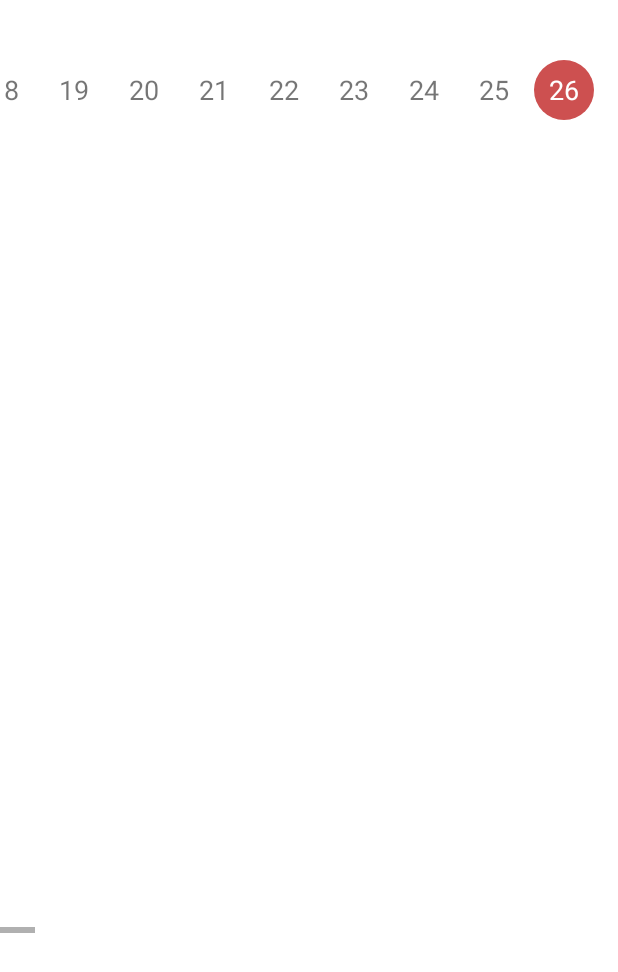
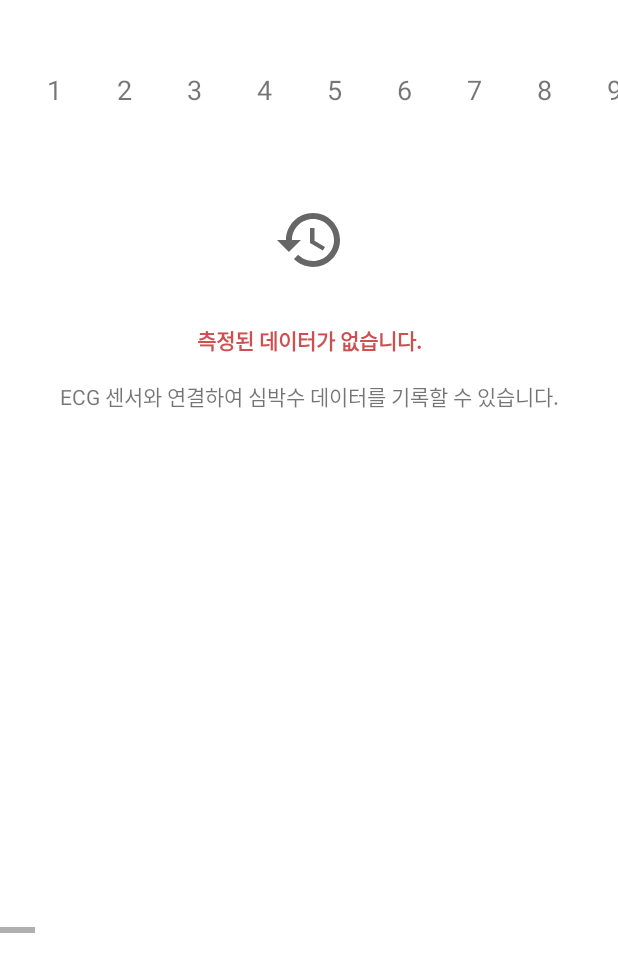
Before and after one commit to SEONGGYU96/ECGMonitorWithNRF, an Android app: the fragment BPMHistoryFragment shown on its own in the app's theme, on a phone screen of 412 x 824 dp. Shown: the top 972 px of the screen. Run offline under Robolectric (Android 15) with nearby library versions, the phone set to English and light mode, and no system bars; our stand-ins replace Dagger/Hilt's generated code, data binding; libraries missing offline, so code that uses them is left out: androidx.hilt.lifecycle; 1 statement that could not run was skipped.

Commit message:
feat: Init default history data and show data is enable by layout

```diff
--- a/app/src/main/java/com/seoultech/ecgmonitor/bpm/data/source/BPMDataSource.kt
+++ b/app/src/main/java/com/seoultech/ecgmonitor/bpm/data/source/BPMDataSource.kt
@@ -10,6 +10,11 @@ interface BPMDataSource {
         fun onDataNotAvailable()
     }
 
+    interface GetFirstDateCallback {
+        fun onFirstDateLoaded(timeInMillis: Long)
+
+        fun onDataNotAvailable()
+    }
 
     fun getRecentBPMs(timeRangeMinute: Int, callback: GetBPMCallback)
 
@@ -18,4 +23,6 @@ interface BPMDataSource {
     fun getBPMinRange(startTime: Long, endTime: Long, callback: GetBPMCallback)
 
     fun insertBPM(bpmValue: Int)
+
+    fun getFirstDate(callback: GetFirstDateCallback)
 }
--- a/app/src/main/java/com/seoultech/ecgmonitor/bpm/data/source/local/BPMDao.kt
+++ b/app/src/main/java/com/seoultech/ecgmonitor/bpm/data/source/local/BPMDao.kt
@@ -18,4 +18,7 @@ interface BPMDao {
 
     @Insert
     suspend fun insertBpm(bpm: BPM)
+
+    @Query("SELECT time FROM bpm ORDER BY time LIMIT 1")
+    suspend fun getFirstDate(): Long?
 }
--- a/app/src/main/java/com/seoultech/ecgmonitor/bpm/data/source/local/BPMLocalDataSource.kt
+++ b/app/src/main/java/com/seoultech/ecgmonitor/bpm/data/source/local/BPMLocalDataSource.kt
@@ -58,6 +58,17 @@ class BPMLocalDataSource(private val bpmDao: BPMDao) : BPMDataSource {
         }
     }
 
+    override fun getFirstDate(callback: BPMDataSource.GetFirstDateCallback) {
+        GlobalScope.launch(Dispatchers.IO) {
+            val result = bpmDao.getFirstDate()
+            if (result == null) {
+                callback.onDataNotAvailable()
+            } else {
+                callback.onFirstDateLoaded(result)
+            }
+        }
+    }
+
     private fun getNormalizedTime(): Long {
         val current = GregorianCalendar()
         val next = (current.clone() as GregorianCalendar).apply { add(Calendar.MINUTE, 1) }
--- a/app/src/main/java/com/seoultech/ecgmonitor/bpm/history/BPMHistoryFragment.kt
+++ b/app/src/main/java/com/seoultech/ecgmonitor/bpm/history/BPMHistoryFragment.kt
@@ -1,7 +1,6 @@
 package com.seoultech.ecgmonitor.bpm.history
 
 import android.os.Bundle
-import android.util.Log
 import android.view.LayoutInflater
 import android.view.View
 import android.view.ViewGroup
@@ -9,14 +8,13 @@ import androidx.fragment.app.Fragment
 import androidx.fragment.app.viewModels
 import com.seoultech.ecgmonitor.databinding.FragmentBpmHistoryBinding
 import dagger.hilt.android.AndroidEntryPoint
-import java.util.*
 
 @AndroidEntryPoint
-class BPMHistoryFragment: Fragment() {
+class BPMHistoryFragment : Fragment() {
 
-    private lateinit var binding : FragmentBpmHistoryBinding
+    private lateinit var binding: FragmentBpmHistoryBinding
 
-    private val bpmHistoryViewModel : BPMHistoryViewModel by viewModels()
+    private val bpmHistoryViewModel: BPMHistoryViewModel by viewModels()
 
     override fun onCreateView(
         inflater: LayoutInflater,
@@ -27,19 +25,58 @@ class BPMHistoryFragment: Fragment() {
             lifecycleOwner = viewLifecycleOwner
         }
 
-        bpmHistoryViewModel.bpmData.observe(viewLifecycleOwner) {
-            binding.bpmhistoryviewerBpmhistory.setBPMData(it)
+        subscribeUI()
+
+        binding.bpmdaypickerBpmhistory.setDayClickListener {
+            bpmHistoryViewModel.getBPMDataOnDate(it)
         }
-
-        binding.bpmdaypickerBpmhistory.run {
-            setStartTimeInMillis(
-                GregorianCalendar().apply { add(Calendar.MONTH, -1) }.timeInMillis)
-            setDayClickListener {
-                bpmHistoryViewModel.getBPMDataOnDate(it)
-            }
-        }
-
 
         return binding.root
     }
+
+    override fun onResume() {
+        super.onResume()
+        bpmHistoryViewModel.refresh()
+    }
+
+    private fun subscribeUI() {
+        bpmHistoryViewModel.run {
+            bpmData.observe(viewLifecycleOwner) {
+                if (it.isEmpty()) {
+                    enableUI(false)
+                } else {
+                    enableUI(true)
+                    binding.bpmhistoryviewerBpmhistory.setBPMData(it)
+                }
+            }
+            firstDate.observe(viewLifecycleOwner) {
+                if (it == -1L) {
+                    enableEntireUI(false)
+                } else if (it != null) {
+                    enableEntireUI(true)
+                    binding.bpmdaypickerBpmhistory.setStartTimeInMillis(it)
+                }
+            }
+        }
+    }
+
+    private fun enableEntireUI(isEnable: Boolean) {
+        binding.bpmdaypickerBpmhistory.visibility = getVisibility(isEnable)
+        enableUI(isEnable)
+    }
+
+    private fun enableUI(isEnable: Boolean) {
+        binding.run {
+            scrollviewBpmhistory.visibility = getVisibility(isEnable)
+            layoutBpmhistoryNodata.visibility = getVisibility(!isEnable)
+        }
+    }
+
+    private fun getVisibility(isEnable: Boolean): Int {
+        return if (isEnable) {
+            View.VISIBLE
+        } else {
+            View.GONE
+        }
+    }
 }
--- a/app/src/main/java/com/seoultech/ecgmonitor/bpm/history/BPMHistoryViewModel.kt
+++ b/app/src/main/java/com/seoultech/ecgmonitor/bpm/history/BPMHistoryViewModel.kt
@@ -1,6 +1,5 @@
 package com.seoultech.ecgmonitor.bpm.history
 
-import android.util.Log
 import androidx.hilt.lifecycle.ViewModelInject
 import androidx.lifecycle.LiveData
 import androidx.lifecycle.MutableLiveData
@@ -18,6 +17,23 @@ class BPMHistoryViewModel @ViewModelInject constructor(
     val bpmData : LiveData<List<BPM>>
         get() = _bpmData
 
+    private val _firstDate = MutableLiveData<Long?>(null)
+    val firstDate: LiveData<Long?>
+        get() = _firstDate
+
+    private fun getFirstDate() {
+        bpmDataSource.getFirstDate(object: BPMDataSource.GetFirstDateCallback {
+            override fun onFirstDateLoaded(timeInMillis: Long) {
+                _firstDate.postValue(timeInMillis)
+                getBPMDataOnDate(GregorianCalendar())
+            }
+
+            override fun onDataNotAvailable() {
+                _firstDate.value = -1L
+            }
+        })
+    }
+
     fun getBPMDataOnDate(baseCalendar: Calendar) {
         val startTime = GregorianCalendar().apply { timeInMillis = baseCalendar.timeInMillis }
         val endTime = GregorianCalendar().apply { timeInMillis = baseCalendar.timeInMillis }
@@ -33,4 +49,8 @@ class BPMHistoryViewModel @ViewModelInject constructor(
             }
         })
     }
+
+    fun refresh() {
+        getFirstDate()
+    }
 }
--- /dev/null
+++ b/app/src/main/res/drawable/ic_history_48.xml
@@ -0,0 +1,10 @@
+<vector xmlns:android="http://schemas.android.com/apk/res/android"
+    android:width="48dp"
+    android:height="48dp"
+    android:tint="?attr/colorControlNormal"
+    android:viewportWidth="24"
+    android:viewportHeight="24">
+    <path
+        android:fillColor="@android:color/white"
+        android:pathData="M13,3c-4.97,0 -9,4.03 -9,9L1,12l3.89,3.89 0.07,0.14L9,12L6,12c0,-3.87 3.13,-7 7,-7s7,3.13 7,7 -3.13,7 -7,7c-1.93,0 -3.68,-0.79 -4.94,-2.06l-1.42,1.42C8.27,19.99 10.51,21 13,21c4.97,0 9,-4.03 9,-9s-4.03,-9 -9,-9zM12,8v5l4.28,2.54 0.72,-1.21 -3.5,-2.08L13.5,8L12,8z" />
+</vector>
--- a/app/src/main/res/layout/fragment_bpm_history.xml
+++ b/app/src/main/res/layout/fragment_bpm_history.xml
@@ -21,6 +21,7 @@
             app:layout_constraintTop_toTopOf="parent" />
 
         <HorizontalScrollView
+            android:id="@+id/scrollview_bpmhistory"
             android:layout_width="match_parent"
             android:layout_height="wrap_content"
             app:layout_constraintBottom_toBottomOf="parent"
@@ -35,6 +36,15 @@
 
         </HorizontalScrollView>
 
+        <include
+            android:id="@+id/layout_bpmhistory_nodata"
+            layout="@layout/info_no_history"
+            android:layout_width="wrap_content"
+            android:layout_height="wrap_content"
+            app:layout_constraintEnd_toEndOf="parent"
+            app:layout_constraintStart_toStartOf="parent"
+            app:layout_constraintTop_toBottomOf="@id/bpmdaypicker_bpmhistory" />
+
     </androidx.constraintlayout.widget.ConstraintLayout>
 
 </layout>
--- /dev/null
+++ b/app/src/main/res/layout/info_no_history.xml
@@ -0,0 +1,44 @@
+<?xml version="1.0" encoding="utf-8"?>
+<androidx.constraintlayout.widget.ConstraintLayout xmlns:android="http://schemas.android.com/apk/res/android"
+    xmlns:app="http://schemas.android.com/apk/res-auto"
+    android:layout_width="match_parent"
+    android:layout_height="wrap_content">
+
+    <androidx.appcompat.widget.AppCompatImageView
+        android:id="@+id/imageview_nohistory"
+        android:layout_width="wrap_content"
+        android:layout_height="wrap_content"
+        android:padding="@dimen/entire_horizontal_margin"
+        app:layout_constraintEnd_toEndOf="parent"
+        app:layout_constraintBottom_toTopOf="@id/textview_nohistory"
+        app:layout_constraintStart_toStartOf="parent"
+        app:layout_constraintTop_toTopOf="parent"
+        app:srcCompat="@drawable/ic_history_48" />
+
+    <com.google.android.material.textview.MaterialTextView
+        android:id="@+id/textview_nohistory"
+        style="@style/Widget.Subtitle"
+        android:layout_width="wrap_content"
+        android:layout_height="wrap_content"
+        android:layout_marginVertical="@dimen/entire_vertical_margin"
+        android:text="@string/history_no_data_title"
+        android:textColor="?colorPrimary"
+        app:layout_constraintBottom_toTopOf="@id/textview_nohistory_description"
+        app:layout_constraintEnd_toEndOf="parent"
+        app:layout_constraintStart_toStartOf="parent"
+        app:layout_constraintTop_toBottomOf="@id/imageview_nohistory" />
+
+
+    <com.google.android.material.textview.MaterialTextView
+        android:id="@+id/textview_nohistory_description"
+        android:layout_width="wrap_content"
+        android:layout_height="wrap_content"
+        android:layout_marginBottom="@dimen/entire_vertical_margin"
+        android:text="@string/history_no_data_describe"
+        android:gravity="center"
+        app:layout_constraintBottom_toBottomOf="parent"
+        app:layout_constraintEnd_toEndOf="parent"
+        app:layout_constraintStart_toStartOf="parent"
+        app:layout_constraintTop_toBottomOf="@id/textview_nohistory" />
+
+</androidx.constraintlayout.widget.ConstraintLayout>
--- a/app/src/main/res/values/strings.xml
+++ b/app/src/main/res/values/strings.xml
@@ -73,5 +73,7 @@
     <string name="contactsearch_no_result">검색 결과가 없습니다.</string>
 
     <string name="bpmhistory_title">기록</string>
+    <string name="history_no_data_title">측정된 데이터가 없습니다.</string>
+    <string name="history_no_data_describe">ECG 센서와 연결하여 심박수 데이터를 기록할 수 있습니다.</string>
 
 </resources>
```
